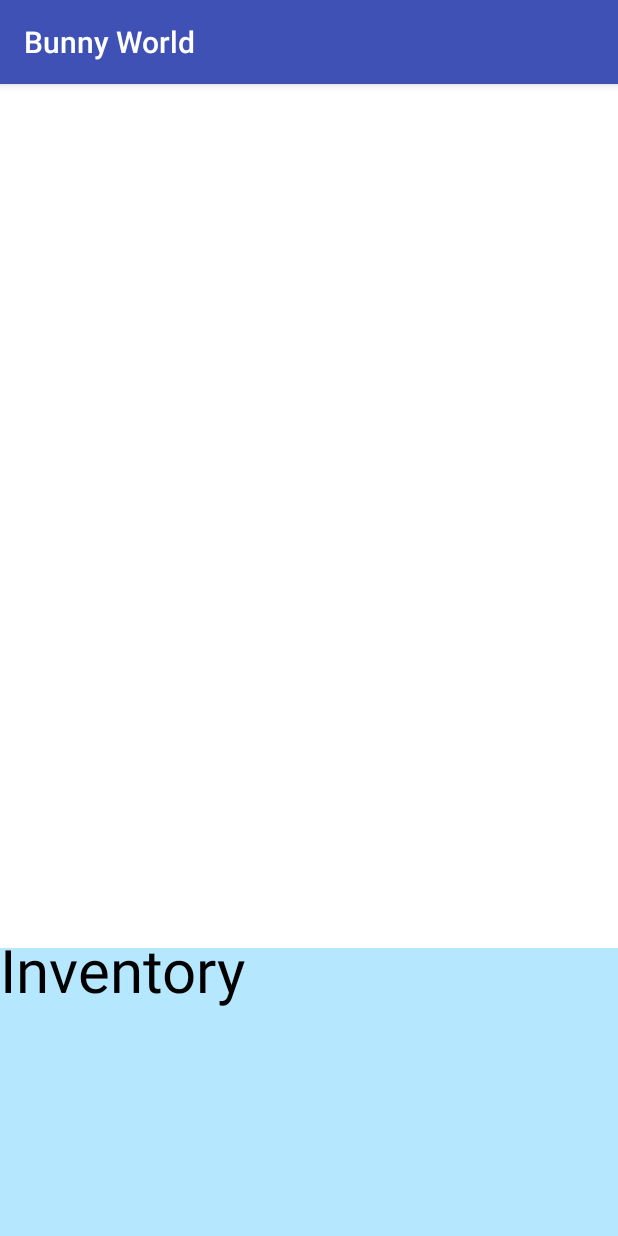
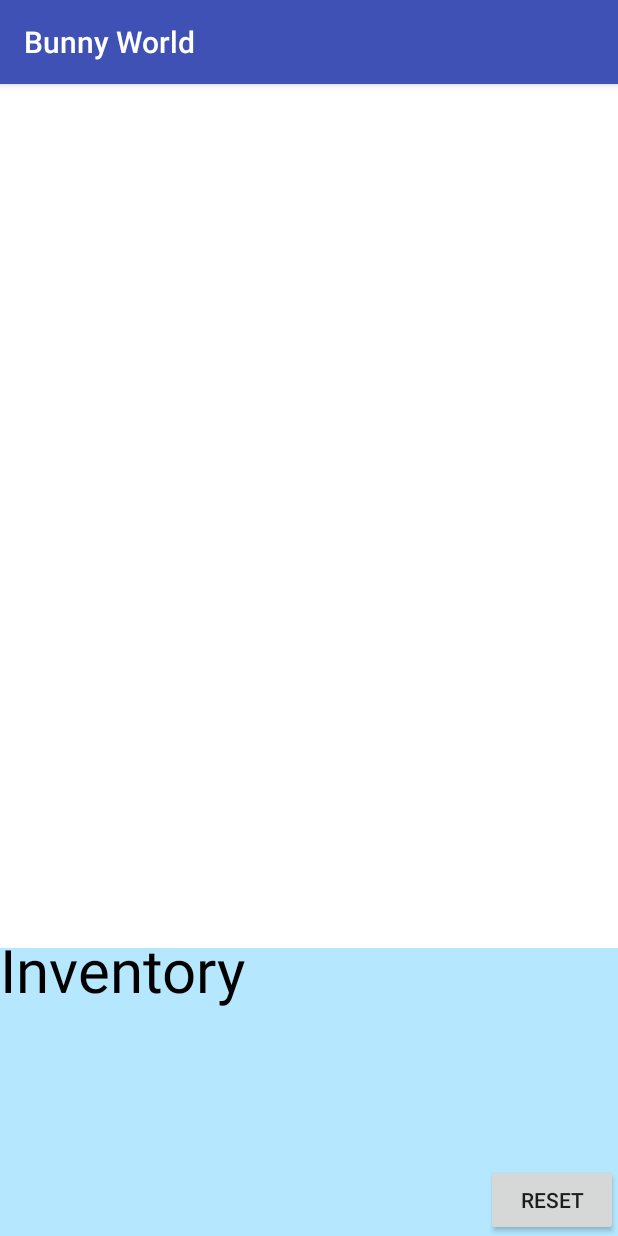
Before and after one commit to maivy/Bunny-World, an Android app: the PlayGame screen opened directly, with no data from a screen before it, on a phone screen of 412 x 824 dp. Run offline under Robolectric (Android 15) with nearby library versions, the phone set to English and light mode, and no system bars.

Commit message:
reset game

```diff
--- a/app/src/main/java/edu/stanford/cs108/bunnyworld/BunnyWorldDB.java
+++ b/app/src/main/java/edu/stanford/cs108/bunnyworld/BunnyWorldDB.java
@@ -29,8 +29,6 @@ public class BunnyWorldDB {
         databaseHelper = new DatabaseHelper(CONTEXT);
         database = databaseHelper.getWritableDatabase();
     }
-
-
 
     // Returns id of object in specified table
     private int getId(String tableName, String objName) {
--- a/app/src/main/java/edu/stanford/cs108/bunnyworld/GameToPlay.java
+++ b/app/src/main/java/edu/stanford/cs108/bunnyworld/GameToPlay.java
@@ -31,5 +31,6 @@ public class GameToPlay extends AppCompatActivity {
         BUNNY_WORLD_DB.loadGame(gameName);
         Intent intent = new Intent(this, PlayGame.class);
         startActivity(intent);
+        finish();
     }
 }
--- a/app/src/main/res/layout/activity_play_game2.xml
+++ b/app/src/main/res/layout/activity_play_game2.xml
@@ -5,8 +5,21 @@
     android:layout_height="match_parent"
     tools:context="edu.stanford.cs108.bunnyworld.PlayGame">
 
-    <edu.stanford.cs108.bunnyworld.Screen
-        android:layout_width="match_parent"
-        android:layout_height="match_parent" />
+    <RelativeLayout
+        android:layout_width="wrap_content"
+        android:layout_height="wrap_content">
+
+        <edu.stanford.cs108.bunnyworld.Screen
+            android:layout_width="match_parent"
+            android:layout_height="match_parent" />
+
+        <Button
+            android:layout_width="wrap_content"
+            android:layout_height="wrap_content"
+            android:text="RESET"
+            android:layout_alignParentBottom="true"
+            android:layout_alignParentRight="true"
+            android:onClick="resetGame"/>
+    </RelativeLayout>
 
 </LinearLayout>
```
Also changed, not shown: app/src/main/java/edu/stanford/cs108/bunnyworld/MainActivity.java (+4 -4 lines), app/src/main/java/edu/stanford/cs108/bunnyworld/PlayGame.java (+9 -0 lines), app/src/main/res/layout/activity_main.xml (+6 -6 lines).
